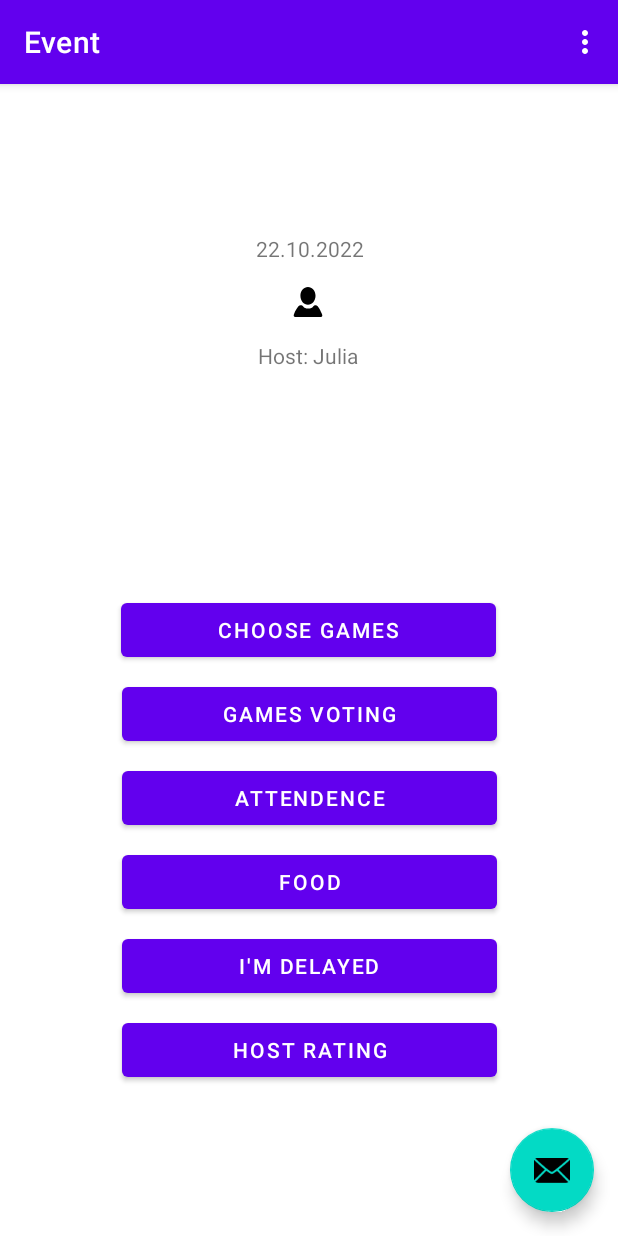
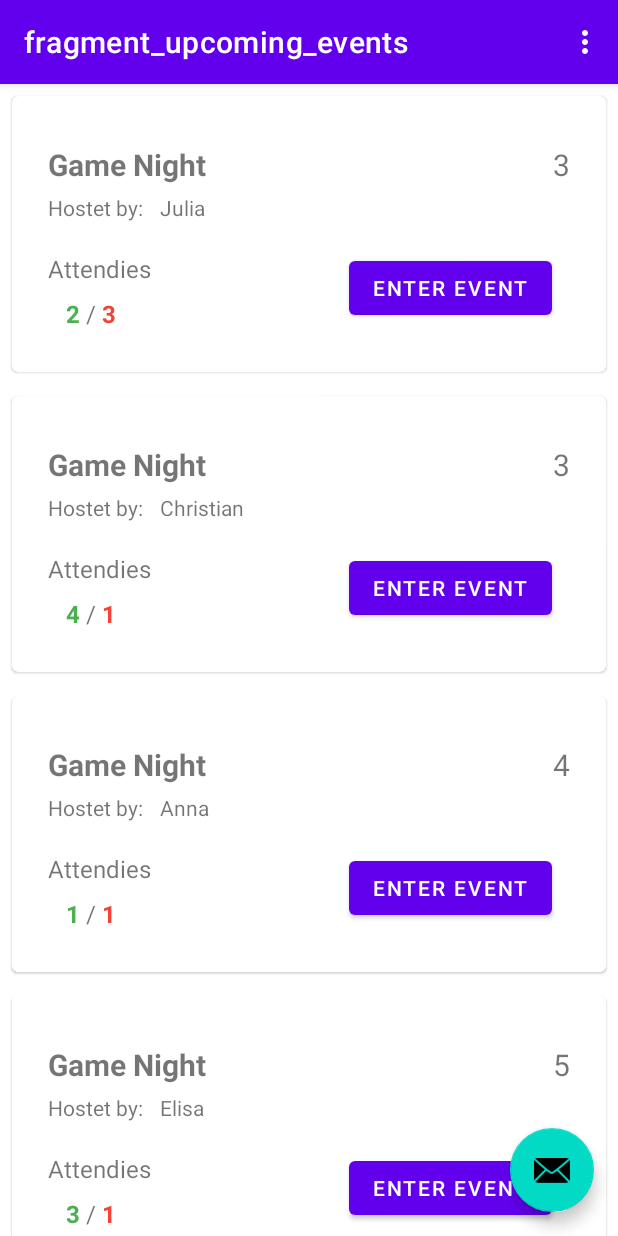
Before and after one commit to ElisaWissemann/BoardGameApp, an Android app: the screen it shows after launch (MainActivity), on a phone screen of 412 x 824 dp. Run offline under Robolectric (Android 15) with nearby library versions, the phone set to English and light mode, and no system bars; our stand-ins replace navigation-ui.

Commit message:
UpcomingEvents RecyclerView implementation

```diff
--- a/app/src/main/java/com/example/boardgameapp/data/event/Event.kt
+++ b/app/src/main/java/com/example/boardgameapp/data/event/Event.kt
@@ -8,5 +8,8 @@ data class Event(
     val id: Int,
     val host: String,
     //only for testint will be changed to Date
-    val date: Int
+    val date: Int,
+    //only for testing will be changed to an array/list
+    val accepted: Int,
+    val cancelled: Int
 )
--- a/app/src/main/java/com/example/boardgameapp/data/event/EventDataSource.kt
+++ b/app/src/main/java/com/example/boardgameapp/data/event/EventDataSource.kt
@@ -1,27 +1,33 @@
 package com.example.boardgameapp.data.event
 
+/**
+ * An object to generate a static list of events*/
 object EventDataSource {
 
     val events: List<Event> = listOf(
         Event(
             1,
             "Julia",
-            3
+            3,
+            2,3
         ),
         Event(
             2,
             "Christian",
-            3
+            3,
+            4,1
         ),
         Event(
             3,
             "Anna",
-            4
+            4,
+            1,1
         ),
         Event(
             4,
             "Elisa",
-            5
+            5,
+            3,1
         )
     )
 }
--- a/app/src/main/java/com/example/boardgameapp/screens/upcomingevents/UpcomingEventsAdapter.kt
+++ b/app/src/main/java/com/example/boardgameapp/screens/upcomingevents/UpcomingEventsAdapter.kt
@@ -1,12 +1,42 @@
 package com.example.boardgameapp.screens.upcomingevents
 
 import android.content.Context
+import android.view.LayoutInflater
+import android.view.ViewGroup
 import androidx.recyclerview.widget.RecyclerView
+import com.example.boardgameapp.data.event.EventDataSource
+import com.example.boardgameapp.databinding.UpcomingEventsItemViewBinding
 
-class UpcomingEventsAdapter (
-    private val context: Context?,
-//    private val layout: Int) : RecyclerView.Adapter<UpcomingEventsAdapter.UpcomingEventsViewHolder>() {
 
-        //Initialize Data
-       // private val data = Data
+class UpcomingEventsAdapter() : RecyclerView.Adapter<UpcomingEventsAdapter.UpcomingEventsViewHolder>() {
+
+    //Initialize Data
+    private val data = EventDataSource.events
+    private lateinit var binding: UpcomingEventsItemViewBinding
+
+    class UpcomingEventsViewHolder(val binding: UpcomingEventsItemViewBinding):RecyclerView.ViewHolder(binding.root) {
+        val hostView = binding.ueHost
+        val dateView = binding.ueDate
+        val acceptedView = binding.ueAccepted
+        val cancelledView = binding.ueCancelled
+    }
+
+    override fun onCreateViewHolder(parent: ViewGroup, viewType: Int): UpcomingEventsViewHolder {
+         binding = UpcomingEventsItemViewBinding
+            .inflate(LayoutInflater.from(parent.context), parent, false)
+        return UpcomingEventsViewHolder(binding)
+    }
+
+
+
+    override fun getItemCount(): Int = data.size
+
+    override fun onBindViewHolder(holder: UpcomingEventsViewHolder, position: Int) {
+            val item = data[position]
+        holder.hostView?.text = item.host
+        holder.dateView?.text = item.date.toString()
+        holder.acceptedView?.text = item.accepted.toString()
+        holder.cancelledView?.text = item.cancelled.toString()
+        }
+
 }
--- a/app/src/main/java/com/example/boardgameapp/screens/upcomingevents/UpcomingEventsFragment.kt
+++ b/app/src/main/java/com/example/boardgameapp/screens/upcomingevents/UpcomingEventsFragment.kt
@@ -6,7 +6,12 @@ import androidx.fragment.app.Fragment
 import android.view.LayoutInflater
 import android.view.View
 import android.view.ViewGroup
+import androidx.recyclerview.widget.LinearLayoutManager
+import androidx.recyclerview.widget.RecyclerView
 import com.example.boardgameapp.R
+import com.example.boardgameapp.databinding.FragmentEventBinding
+import com.example.boardgameapp.databinding.FragmentUpcomingEventsBinding
+import com.example.boardgameapp.databinding.UpcomingEventsItemViewBinding
 
 class UpcomingEventsFragment : Fragment() {
 
@@ -14,12 +19,28 @@ class UpcomingEventsFragment : Fragment() {
         fun newInstance() = UpcomingEventsFragment()
     }
 
+    private lateinit var binding: FragmentUpcomingEventsBinding
     private lateinit var viewModel: UpcomingEventsViewModel
+
 
     override fun onCreateView(
         inflater: LayoutInflater, container: ViewGroup?,
         savedInstanceState: Bundle?
     ): View? {
-        return inflater.inflate(R.layout.fragment_upcoming_events, container, false)
+        binding = FragmentUpcomingEventsBinding
+            .inflate(inflater,container,false)
+
+        //val view = inflater.inflate(R.layout.fragment_upcoming_events, container, false)
+
+        return binding.root
     }
+
+    override fun onViewCreated(view: View, savedInstanceState: Bundle?) {
+        super.onViewCreated(view, savedInstanceState)
+        var recyclerView: RecyclerView = binding.verticalRecyclerView
+        recyclerView.layoutManager = LinearLayoutManager(context)
+        recyclerView.adapter = UpcomingEventsAdapter()
+    }
+
+
 }
--- a/app/src/main/res/layout/fragment_upcoming_events.xml
+++ b/app/src/main/res/layout/fragment_upcoming_events.xml
@@ -1,13 +1,17 @@
 <?xml version="1.0" encoding="utf-8"?>
-<FrameLayout xmlns:android="http://schemas.android.com/apk/res/android"
+<FrameLayout
+    xmlns:app="http://schemas.android.com/apk/res-auto"
+    xmlns:android="http://schemas.android.com/apk/res/android"
     xmlns:tools="http://schemas.android.com/tools"
     android:layout_width="match_parent"
     android:layout_height="match_parent"
     tools:context=".screens.upcomingevents.UpcomingEventsFragment">
 
-    <TextView
+    <androidx.recyclerview.widget.RecyclerView
+        android:id="@+id/vertical_recycler_view"
         android:layout_width="match_parent"
         android:layout_height="match_parent"
-        android:text="Hello" />
+        android:scrollbars="vertical"
+        app:layoutManager="androidx.recyclerview.widget.LinearLayoutManager" />
 
 </FrameLayout>
--- a/app/src/main/res/layout/upcoming_events_item_view.xml
+++ b/app/src/main/res/layout/upcoming_events_item_view.xml
@@ -10,7 +10,7 @@
 
     <androidx.constraintlayout.widget.ConstraintLayout
         android:layout_width="match_parent"
-        android:layout_height="wrap_content"
+        android:layout_height="match_parent"
         android:padding="16dp">
 
         <TextView
@@ -37,13 +37,13 @@
             app:layout_constraintTop_toTopOf="@+id/ue_title" />
 
         <TextView
-            android:id="@+id/textView4"
+            android:id="@+id/attendies"
             android:layout_width="wrap_content"
             android:layout_height="wrap_content"
             android:text="@string/attendies"
             android:textSize="16sp"
             app:layout_constraintStart_toStartOf="@+id/ue_title"
-            app:layout_constraintTop_toTopOf="@+id/ue_enter_event_button"/>
+            app:layout_constraintTop_toTopOf="@+id/ue_enter_event_button" />
 
         <TextView
             android:id="@+id/ue_accepted"
@@ -55,20 +55,21 @@
             android:textColor="#4CAF50"
             android:textSize="16sp"
             android:textStyle="bold"
-            app:layout_constraintStart_toStartOf="@+id/textView4"
-            app:layout_constraintTop_toBottomOf="@+id/textView4" />
+            app:layout_constraintStart_toStartOf="@+id/attendies"
+            app:layout_constraintTop_toBottomOf="@+id/attendies" />
 
         <Button
             android:id="@+id/ue_enter_event_button"
             android:layout_width="wrap_content"
             android:layout_height="wrap_content"
             android:layout_marginTop="24dp"
-            android:layout_marginEnd="8dp"
+            android:layout_marginEnd="20dp"
             android:layout_marginBottom="16dp"
             android:text="@string/enter_event"
             app:layout_constraintBottom_toBottomOf="parent"
             app:layout_constraintEnd_toEndOf="parent"
-            app:layout_constraintTop_toBottomOf="@+id/ue_date" />
+            app:layout_constraintTop_toBottomOf="@+id/ue_date"
+            app:layout_constraintVertical_bias="1.0" />
 
         <TextView
             android:id="@+id/ue_slash"
@@ -87,16 +88,39 @@
             android:layout_width="wrap_content"
             android:layout_height="wrap_content"
             android:layout_marginStart="4dp"
+            android:layout_marginEnd="24dp"
             android:text="1"
             android:textColor="#F44336"
             android:textSize="16sp"
             android:textStyle="bold"
-            app:layout_constraintBottom_toBottomOf="@+id/textView5"
-            app:layout_constraintEnd_toEndOf="@+id/textView4"
+            app:layout_constraintBottom_toBottomOf="@+id/ue_slash"
+            app:layout_constraintEnd_toEndOf="@+id/attendies"
             app:layout_constraintHorizontal_bias="0.0"
-            app:layout_constraintStart_toEndOf="@+id/textView5"
-            app:layout_constraintTop_toTopOf="@+id/textView5"
+            app:layout_constraintStart_toEndOf="@+id/ue_slash"
+            app:layout_constraintTop_toTopOf="@+id/ue_slash"
             app:layout_constraintVertical_bias="0.0" />
+
+        <TextView
+            android:id="@+id/ue_hostet_by"
+            android:layout_width="wrap_content"
+            android:layout_height="wrap_content"
+            android:layout_marginTop="5dp"
+            android:layout_marginBottom="20dp"
+            android:text="Hostet by: "
+            app:layout_constraintBottom_toTopOf="@+id/attendies"
+            app:layout_constraintStart_toStartOf="@+id/ue_title"
+            app:layout_constraintTop_toBottomOf="@+id/ue_title"
+            app:layout_constraintVertical_bias="1.0" />
+
+        <TextView
+            android:id="@+id/ue_host"
+            android:layout_width="wrap_content"
+            android:layout_height="wrap_content"
+            android:layout_marginStart="8dp"
+            android:text="Host"
+            app:layout_constraintBottom_toBottomOf="@+id/ue_hostet_by"
+            app:layout_constraintStart_toEndOf="@+id/ue_hostet_by"
+            app:layout_constraintTop_toTopOf="@+id/ue_hostet_by" />
 
 
     </androidx.constraintlayout.widget.ConstraintLayout>
--- a/app/src/main/res/navigation/nav_graph.xml
+++ b/app/src/main/res/navigation/nav_graph.xml
@@ -3,7 +3,7 @@
     xmlns:app="http://schemas.android.com/apk/res-auto"
     xmlns:tools="http://schemas.android.com/tools"
     android:id="@+id/nav_graph"
-    app:startDestination="@id/eventFragment">
+    app:startDestination="@id/upcomingEventsFragment">
     <fragment
         android:id="@+id/upcomingEventsFragment"
         android:name="com.example.boardgameapp.screens.upcomingevents.UpcomingEventsFragment"
--- a/app/src/main/res/values/strings.xml
+++ b/app/src/main/res/values/strings.xml
@@ -25,4 +25,7 @@
     <string name="attendence">ATTENDENCE</string>
     <string name="i_m_delayed">I\'M DELAYED</string>
     <string name="host_rating">HOST RATING</string>
+    <string name="enter_event">ENTER EVENT</string>
+    <string name="attendies">Attendies</string>
+    <string name="game_night">Game Night</string>
 </resources>
```
